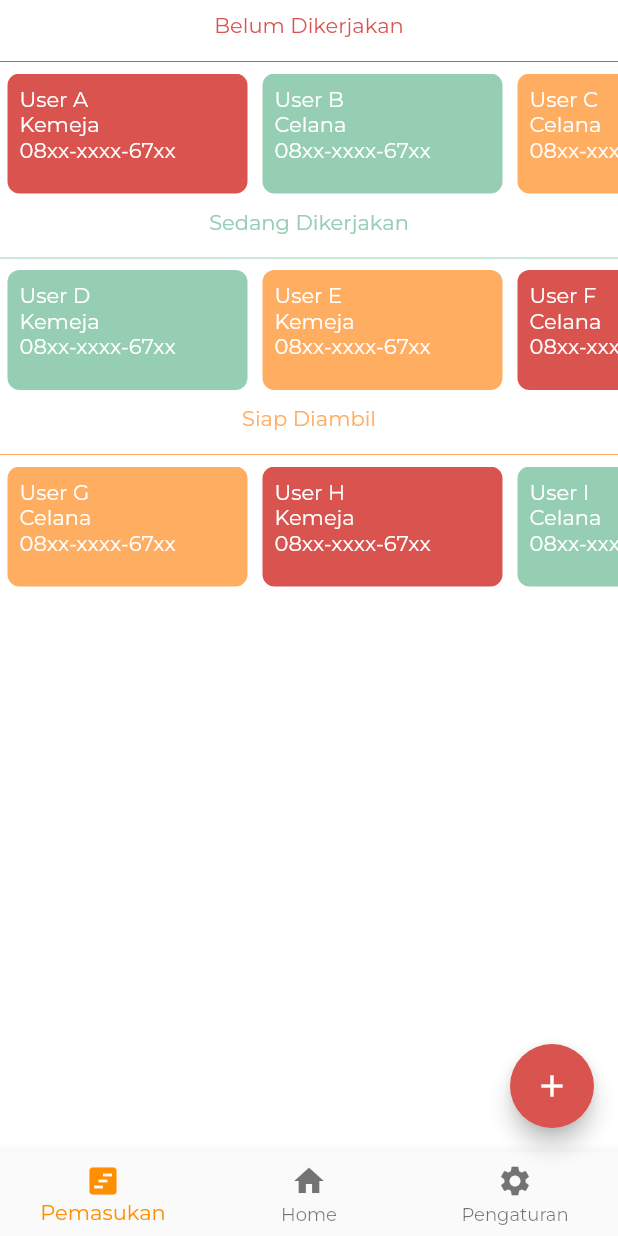
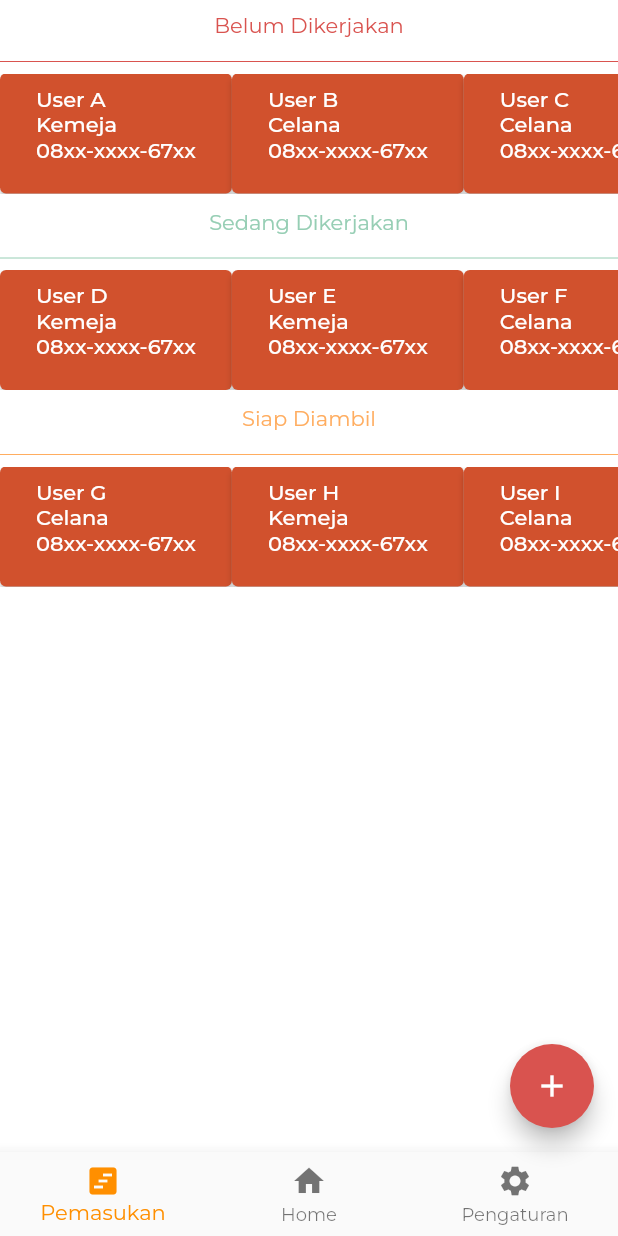
Before and after one commit to qonythazu/tugas-ippl, a Flutter app: the Home screen opened directly, on a phone screen of 412 x 824 dp. Run offline on Flutter 3.47's test engine with Material 2 defaults, Android fonts, the phone set to English and light mode, and no system bars; project files that could hold a hidden picture were left out.

Commit message:
ngubah container menjadi button pada halaman home

```diff
--- a/lib/home.dart
+++ b/lib/home.dart
@@ -54,12 +54,10 @@ class _HomeState extends State<Home> {
               child: ListView(
                 scrollDirection: Axis.horizontal,
                 children: <Widget>[
-                  Container(
-                    margin: new EdgeInsets.symmetric(horizontal: 5.0),
-                    decoration: BoxDecoration(
-                        color: Color(0xffD9534F),
-                        borderRadius: BorderRadius.circular(8)),
-                    width: 160.0,
+                  ElevatedButton(
+                    onPressed: () {
+
+                    },
                     child: Padding(
                       padding: const EdgeInsets.all(8.0),
                       child: Column(
@@ -74,12 +72,10 @@ class _HomeState extends State<Home> {
                       ),
                     ),
                   ),
-                  Container(
-                    margin: new EdgeInsets.symmetric(horizontal: 5.0),
-                    decoration: BoxDecoration(
-                        color: Color(0xff96CEB4),
-                        borderRadius: BorderRadius.circular(8)),
-                    width: 160.0,
+                  ElevatedButton(
+                    onPressed: () {
+
+                    },
                     child: Padding(
                       padding: const EdgeInsets.all(8.0),
                       child: Column(
@@ -94,12 +90,10 @@ class _HomeState extends State<Home> {
                       ),
                     ),
                   ),
-                  Container(
-                    margin: new EdgeInsets.symmetric(horizontal: 5.0),
-                    decoration: BoxDecoration(
-                        color: Color(0xffFFAD60),
-                        borderRadius: BorderRadius.circular(8)),
-                    width: 160.0,
+                  ElevatedButton(
+                    onPressed: () {
+
+                    },
                     child: Padding(
                       padding: const EdgeInsets.all(8.0),
                       child: Column(
@@ -135,12 +129,10 @@ class _HomeState extends State<Home> {
               child: ListView(
                 scrollDirection: Axis.horizontal,
                 children: <Widget>[
-                  Container(
-                    margin: new EdgeInsets.symmetric(horizontal: 5.0),
-                    decoration: BoxDecoration(
-                        color: Color(0xff96CEB4),
-                        borderRadius: BorderRadius.circular(8)),
-                    width: 160.0,
+                  ElevatedButton(
+                    onPressed: () {
+
+                    },
                     child: Padding(
                       padding: const EdgeInsets.all(8.0),
                       child: Column(
@@ -155,12 +147,10 @@ class _HomeState extends State<Home> {
                       ),
                     ),
                   ),
-                  Container(
-                    margin: new EdgeInsets.symmetric(horizontal: 5.0),
-                    decoration: BoxDecoration(
-                        color: Color(0xffFFAD60),
-                        borderRadius: BorderRadius.circular(8)),
-                    width: 160.0,
+                  ElevatedButton(
+                    onPressed: () {
+
+                    },
                     child: Padding(
                       padding: const EdgeInsets.all(8.0),
                       child: Column(
@@ -175,12 +165,10 @@ class _HomeState extends State<Home> {
                       ),
                     ),
                   ),
-                  Container(
-                    margin: new EdgeInsets.symmetric(horizontal: 5.0),
-                    decoration: BoxDecoration(
-                        color: Color(0xffD9534F),
-                        borderRadius: BorderRadius.circular(8)),
-                    width: 160.0,
+                  ElevatedButton(
+                    onPressed: () {
+
+                    },
                     child: Padding(
                       padding: const EdgeInsets.all(8.0),
                       child: Column(
@@ -216,12 +204,10 @@ class _HomeState extends State<Home> {
               child: ListView(
                 scrollDirection: Axis.horizontal,
                 children: <Widget>[
-                  Container(
-                    margin: new EdgeInsets.symmetric(horizontal: 5.0),
-                    decoration: BoxDecoration(
-                        color: Color(0xffFFAD60),
-                        borderRadius: BorderRadius.circular(8)),
-                    width: 160.0,
+                  ElevatedButton(
+                    onPressed: () {
+
+                    },
                     child: Padding(
                       padding: const EdgeInsets.all(8.0),
                       child: Column(
@@ -236,12 +222,10 @@ class _HomeState extends State<Home> {
                       ),
                     ),
                   ),
-                  Container(
-                    margin: new EdgeInsets.symmetric(horizontal: 5.0),
-                    decoration: BoxDecoration(
-                        color: Color(0xffD9534F),
-                        borderRadius: BorderRadius.circular(8)),
-                    width: 160.0,
+                  ElevatedButton(
+                    onPressed: () {
+
+                    },
                     child: Padding(
                       padding: const EdgeInsets.all(8.0),
                       child: Column(
@@ -256,12 +240,10 @@ class _HomeState extends State<Home> {
                       ),
                     ),
                   ),
-                  Container(
-                    margin: new EdgeInsets.symmetric(horizontal: 5.0),
-                    decoration: BoxDecoration(
-                        color: Color(0xff96CEB4),
-                        borderRadius: BorderRadius.circular(8)),
-                    width: 160.0,
+                  ElevatedButton(
+                    onPressed: () {
+
+                    },
                     child: Padding(
                       padding: const EdgeInsets.all(8.0),
                       child: Column(
```
